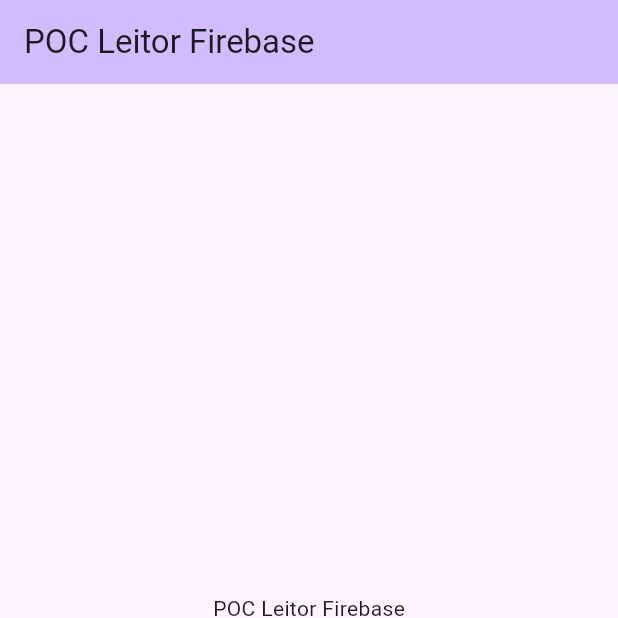
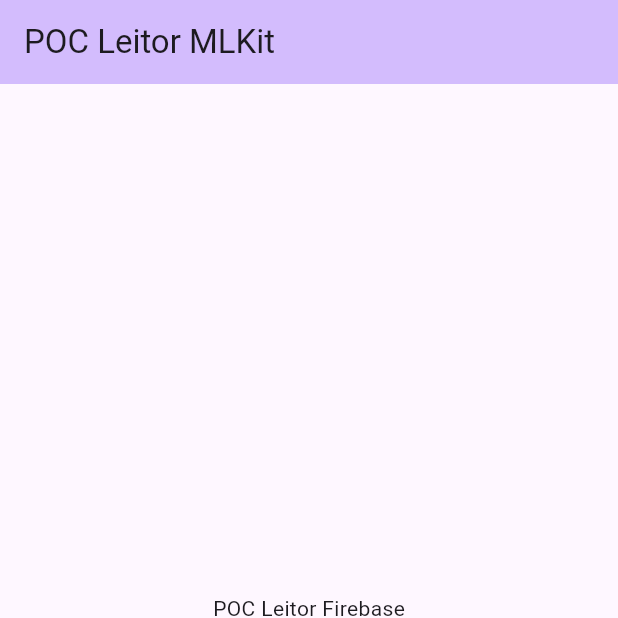
Before and after one commit to rbicca/SKLeitor, a Flutter app: the screen it shows after launch, on a phone screen of 412 x 824 dp, the top half of it. Run offline on Flutter 3.47's test engine with Material 2 defaults, Android fonts, the light colour scheme and no system bars; our stand-ins replace camera; missing offline and left inert: google_ml_kit.

Commit message:
Leitor funcionando no iOS

```diff
--- a/lib/barcode_scanner.dart
+++ b/lib/barcode_scanner.dart
@@ -53,15 +53,16 @@ class _BarcodeScannerWidgetState extends State<BarcodeScannerWidget> {
           metadata: InputImageMetadata(
               size: Size(image.width.toDouble(), image.height.toDouble()),
               rotation: InputImageRotation.rotation0deg,
-              format: InputImageFormat.nv21,
+              format: InputImageFormat.bgra8888,
               bytesPerRow: image.planes.first.bytesPerRow));
+
       final List<Barcode> barcodes =
           await _barcodeScanner.processImage(inputImage);
 
       if (barcodes.isNotEmpty) {
         // Barcode(s) detected. Handle the results as needed.
         for (Barcode barcode in barcodes) {
-          print("Barcode value: ${barcode.value}");
+          print("Aqui 02 Barcode value: ${barcode.rawValue}");
           // Do something with the barcode value.
         }
       }
--- a/lib/main.dart
+++ b/lib/main.dart
@@ -16,13 +16,13 @@ class MyApp extends StatelessWidget {
   @override
   Widget build(BuildContext context) {
     return MaterialApp(
-      title: 'Leitor FB',
+      title: 'Leitor MLKit',
       debugShowCheckedModeBanner: false,
       theme: ThemeData(
         colorScheme: ColorScheme.fromSeed(seedColor: Colors.deepPurple),
         useMaterial3: true,
       ),
-      home: const MyHomePage(title: 'POC Leitor Firebase'),
+      home: const MyHomePage(title: 'POC Leitor MLKit'),
     );
   }
 }
```
Also changed, not shown: lib/codigo_barras.dart (+10 -6 lines).
